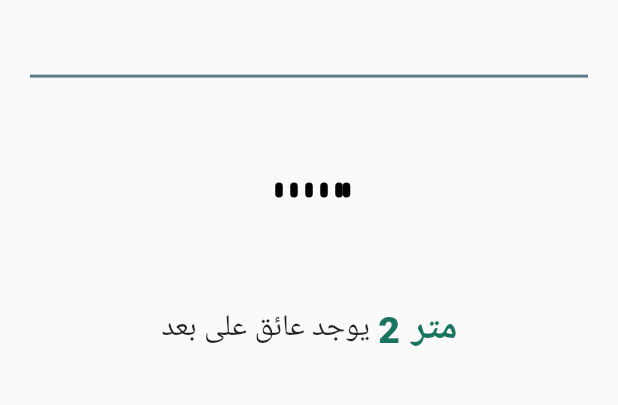
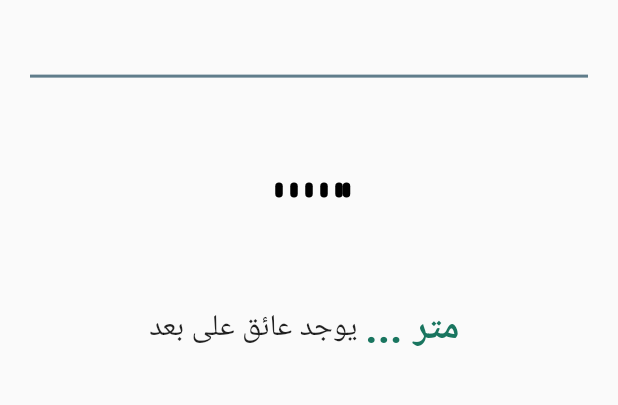
Before and after one commit to Mohammed-El-kayesh/Blind_Guide, a Flutter app: the WelcomeScreen screen opened directly, on a phone screen of 412 x 824 dp, the part 343-748 px from its top. Run offline on Flutter 3.47's test engine with Material 2 defaults, Android fonts, the phone set to English and light mode, and no system bars; our stand-ins replace audioplayers, camera, circular_countdown_timer, firebase_core, firebase_database, flutter_local_notifications and 8 more; missing offline and left inert: flutter_email_sender, flutter_phone_direct_caller, fluttercontactpicker, google_ml_vision, tflite; accounts and stored records are empty; Roboto replaces fonts that are missing (Oxygen).

Commit message:
Handling Sensor Number

```diff
--- a/blind_guide/lib/presentation/layout/screens/welcomeScreen.dart
+++ b/blind_guide/lib/presentation/layout/screens/welcomeScreen.dart
@@ -23,7 +23,7 @@ class WelcomeScreen extends StatefulWidget {
   _WelcomeScreenState createState() => _WelcomeScreenState();
 }
 bool isTtsStop = true;
-
+double? printDist;
 
 class _WelcomeScreenState extends State<WelcomeScreen> {
   final FlutterTts flutterTts = FlutterTts();
@@ -38,14 +38,17 @@ class _WelcomeScreenState extends State<WelcomeScreen> {
     super.initState();
 
     Future<void> playVoiceNote(double event) async {
+      printDist = event;
       isComplete = true;
       await flutterTts.setLanguage('ar');
       await flutterTts.setPitch(1);
 
       if (event < 1) {
-        isTtsStop = false;
+        setState(() {
+          isTtsStop = false;
+        });
         await flutterTts.speak("يوجد عائق على بعد اقل من متر  ").then((value) => isTtsStop = true);
-      } else if (event > 1 && event < 2) {
+      } else if (event > 1 && event <= 2) {
         setState(() {
           isTtsStop = false;
         });
@@ -53,8 +56,10 @@ class _WelcomeScreenState extends State<WelcomeScreen> {
           await Future.delayed(Duration(seconds: 4)).then((value) => isTtsStop = true);
 
         });
-      } else if (event > 2 && event < 3) {
-          isTtsStop = false;
+      } else if (event > 2 && event <= 3) {
+          setState(() {
+            isTtsStop = false;
+          });
         await flutterTts.speak("يوجد عائق على بعد ثلاثة امتار  ").then((value) => isTtsStop = true);
       } else {
         setState(() {
@@ -246,8 +251,9 @@ class _WelcomeScreenState extends State<WelcomeScreen> {
                   letterSpacing: 0.72,
                 ),
               ),
-              Text(
-                '2 متر',
+              if(printDist != null)
+                Text(
+                '${printDist!} متر ',
                 style: SafeGoogleFont(
                   'Oxygen',
                   fontSize: Dimensions.p25,
@@ -256,6 +262,18 @@ class _WelcomeScreenState extends State<WelcomeScreen> {
                   color: Color(0xff19755f),
                 ),
               ),
+              if(printDist == null)
+                Text(
+                  '... متر ',
+                  style: SafeGoogleFont(
+                    'Oxygen',
+                    fontSize: Dimensions.p25,
+                    fontWeight: FontWeight.w800,
+                    letterSpacing: 0.72,
+                    color: Color(0xff19755f),
+                  ),
+                ),
+
             ],
           ),
 
--- a/blind_guide/pubspec.yaml
+++ b/blind_guide/pubspec.yaml
@@ -53,7 +53,7 @@ dependencies:
   path: ^1.8.0
   firebase_database:
   firebase_core:
-  speech_to_text:
+  speech_to_text: ^6.1.1
   fluttercontactpicker:
   flutter_email_sender: ^5.2.0
   smooth_page_indicator:
```
Also changed, not shown: blind_guide/pubspec.lock (deleted).
